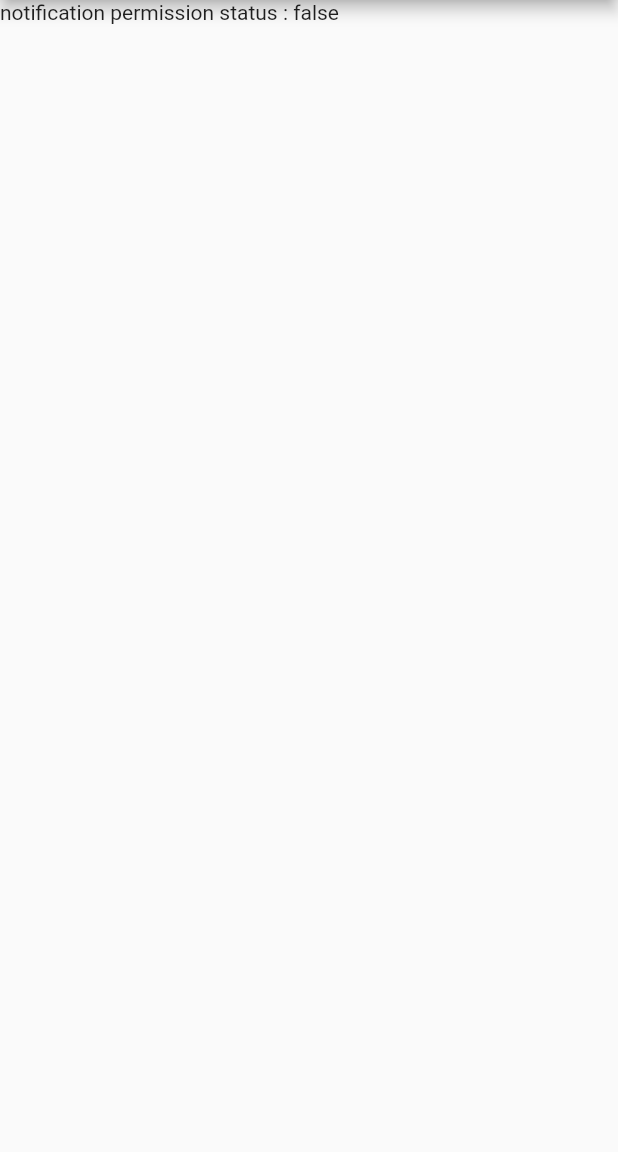
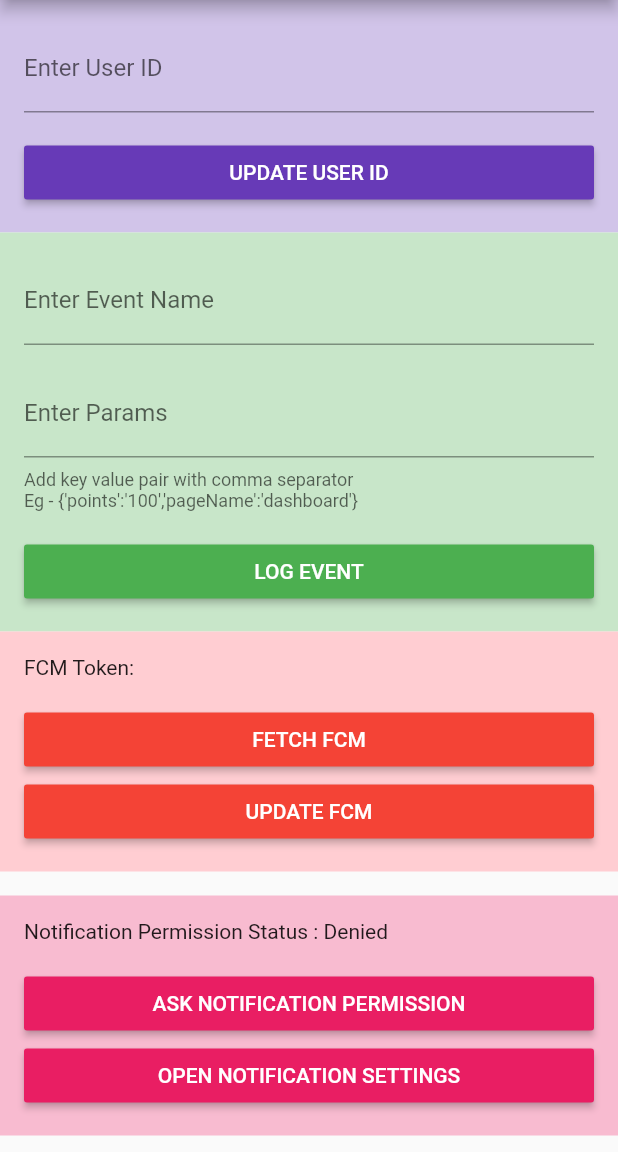
Before and after one commit to unotag/mok-sdk-flutter, a Flutter app: the screen it shows after launch, on a phone screen of 412 x 824 dp, the part 84-1236 px from its top. Run offline on Flutter 3.47's test engine with Material 2 defaults, Android fonts, the phone set to English and light mode, and no system bars; our stand-ins replace plugin_platform_interface.

Commit message:
feat: ui

```diff
--- a/example/lib/main.dart
+++ b/example/lib/main.dart
@@ -16,6 +16,9 @@ class MyApp extends StatefulWidget {
 }
 
 class _MyAppState extends State<MyApp> {
+  TextEditingController _userIdController = TextEditingController();
+  TextEditingController _enterEventNameController = TextEditingController();
+  TextEditingController _enterParamsController = TextEditingController();
   String _platformVersion = 'Unknown';
   bool _isNotificationPermissionGranted = false;
 
@@ -38,8 +41,10 @@ class _MyAppState extends State<MyApp> {
       var userID = "abc123";
       var eventName = "testEvent";
       var params = {"name": "sohel", "fcm": "token"};
-      platformVersion = await _mokonePlugin.requestFcmToken() ?? 'Unknown platform version';
-      isNotificationPermissionGranted = await _mokonePlugin.requestNotificationPermission() ?? false;
+      platformVersion =
+          await _mokonePlugin.requestFcmToken() ?? 'Unknown platform version';
+      isNotificationPermissionGranted =
+          await _mokonePlugin.requestNotificationPermission() ?? false;
     } on PlatformException {
       platformVersion = 'Failed to get platform version.';
       isNotificationPermissionGranted = false;
@@ -63,12 +68,204 @@ class _MyAppState extends State<MyApp> {
         appBar: AppBar(
           title: const Text('Mokone SDK'),
         ),
-        body: Column(
-          children: [
-            Text('notification permission status : $_isNotificationPermissionGranted\n'),
-          ],
+        body: SingleChildScrollView(
+          child: Column(
+            children: [
+              _updateUserId(),
+              _logEvent(),
+              _fcmToken(""),
+              _notificationPermissionStatus(
+                  _isNotificationPermissionGranted ? "Granted" : "Denied"),
+              _inAppMsg(10),
+            ],
+          ),
         ),
       ),
     );
   }
+
+  Widget _updateUserId() {
+    return Container(
+      decoration: BoxDecoration(color: Colors.deepPurple.shade100),
+      padding: const EdgeInsets.all(16),
+      child: Column(
+        children: [
+          TextFormField(
+            controller: _userIdController,
+            decoration: const InputDecoration(label: Text("Enter User ID")),
+          ),
+          const SizedBox(
+            height: 16,
+          ),
+          MaterialButton(
+            minWidth: double.maxFinite,
+            onPressed: () {},
+            color: Colors.deepPurple,
+            child: const Text(
+              "UPDATE USER ID",
+              style: TextStyle(color: Colors.white),
+            ),
+          )
+        ],
+      ),
+    );
+  }
+
+  Widget _logEvent() {
+    return Container(
+      decoration: BoxDecoration(color: Colors.green.shade100),
+      padding: const EdgeInsets.all(16),
+      child: Column(
+        children: [
+          TextFormField(
+            controller: _enterEventNameController,
+            decoration: const InputDecoration(label: Text("Enter Event Name")),
+          ),
+          const SizedBox(
+            height: 16,
+          ),
+          TextFormField(
+            controller: _enterParamsController,
+            decoration: const InputDecoration(
+                label: Text("Enter Params"),
+                helperText:
+                    "Add key value pair with comma separator\nEg - {'points':'100','pageName':'dashboard'} "),
+          ),
+          const SizedBox(
+            height: 16,
+          ),
+          MaterialButton(
+            minWidth: double.maxFinite,
+            onPressed: () {},
+            color: Colors.green,
+            child: const Text(
+              "LOG EVENT",
+              style: TextStyle(color: Colors.white),
+            ),
+          )
+        ],
+      ),
+    );
+  }
+
+  Widget _fcmToken(String fcmtoken) {
+    return Container(
+      decoration: BoxDecoration(color: Colors.red.shade100),
+      padding: const EdgeInsets.all(16),
+      child: Column(
+        crossAxisAlignment: CrossAxisAlignment.start,
+        children: [
+          Text("FCM Token: $fcmtoken"),
+          const SizedBox(
+            height: 16,
+          ),
+          MaterialButton(
+            minWidth: double.maxFinite,
+            onPressed: () {},
+            color: Colors.red,
+            child: const Text(
+              "FETCH FCM",
+              style: TextStyle(color: Colors.white),
+            ),
+          ),
+          MaterialButton(
+            minWidth: double.maxFinite,
+            onPressed: () {},
+            color: Colors.red,
+            child: const Text(
+              "UPDATE FCM",
+              style: TextStyle(color: Colors.white),
+            ),
+          ),
+        ],
+      ),
+    );
+  }
+
+  Widget _notificationPermissionStatus(String status) {
+    return Container(
+      margin: const EdgeInsets.symmetric(vertical: 16),
+      decoration: BoxDecoration(color: Colors.pink.shade100),
+      padding: const EdgeInsets.all(16),
+      child: Column(
+        crossAxisAlignment: CrossAxisAlignment.start,
+        children: [
+          Text("Notification Permission Status : $status"),
+          const SizedBox(
+            height: 16,
+          ),
+          MaterialButton(
+            minWidth: double.maxFinite,
+            onPressed: () {},
+            color: Colors.pink,
+            child: const Text(
+              "ASK NOTIFICATION PERMISSION",
+              style: TextStyle(color: Colors.white),
+            ),
+          ),
+          MaterialButton(
+            minWidth: double.maxFinite,
+            onPressed: () {},
+            color: Colors.pink,
+            child: const Text(
+              "OPEN NOTIFICATION SETTINGS",
+              style: TextStyle(color: Colors.white),
+            ),
+          ),
+        ],
+      ),
+    );
+  }
+
+  Widget _inAppMsg(int msgCount) {
+    return Container(
+      decoration: BoxDecoration(color: Colors.blue.shade100),
+      padding: const EdgeInsets.all(16),
+      child: Column(
+        crossAxisAlignment: CrossAxisAlignment.start,
+        children: [
+          Text("In App MSG Count : $msgCount"),
+          const SizedBox(
+            height: 16,
+          ),
+          MaterialButton(
+            minWidth: double.maxFinite,
+            onPressed: () {},
+            color: Colors.blue,
+            child: const Text(
+              "SHOW IN APP MESSAGE",
+              style: TextStyle(color: Colors.white),
+            ),
+          ),
+          MaterialButton(
+            minWidth: double.maxFinite,
+            onPressed: () {},
+            color: Colors.blue,
+            child: const Text(
+              "DELETE ALL IN APP MESSAGE",
+              style: TextStyle(color: Colors.white),
+            ),
+          ),
+          MaterialButton(
+            minWidth: double.maxFinite,
+            onPressed: () {},
+            color: Colors.blue,
+            child: const Text(
+              "RESET ALL IN APP MESSAGE",
+              style: TextStyle(color: Colors.white),
+            ),
+          ),
+          MaterialButton(
+            minWidth: double.maxFinite,
+            onPressed: () {},
+            color: Colors.blue,
+            child: const Text(
+              "FETCH IN APP MESSAGE",
+              style: TextStyle(color: Colors.white),
+            ),
+          ),
+        ],
+      ),
+    );
+  }
 }
```
Also changed, not shown: 3 other files.
